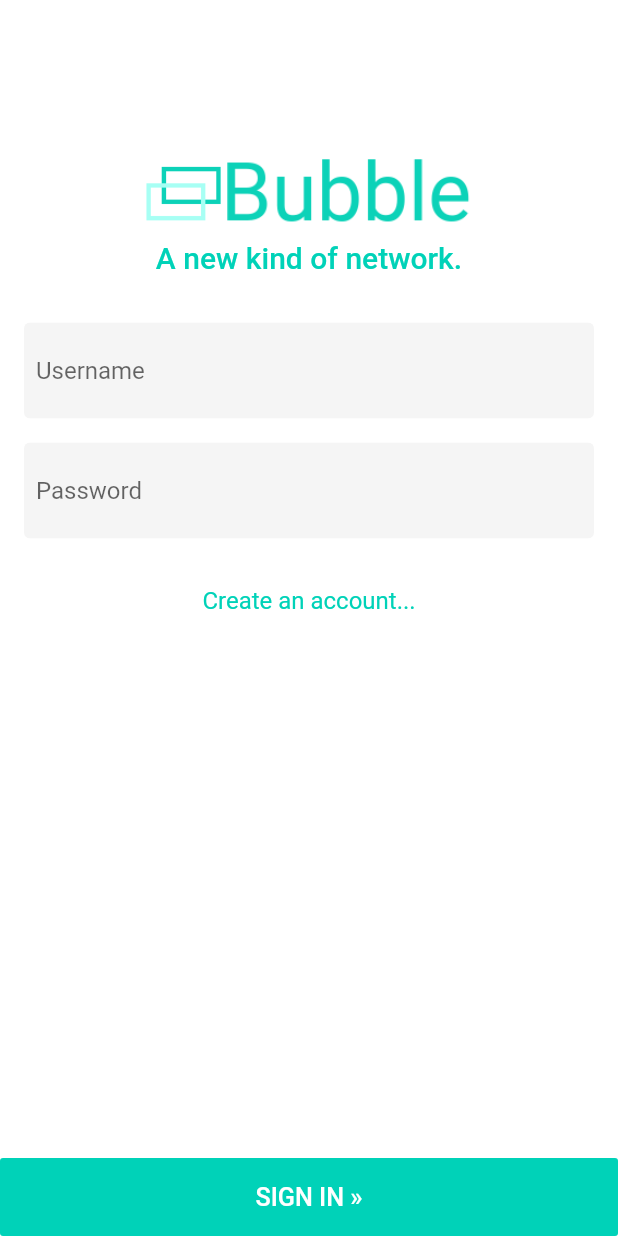
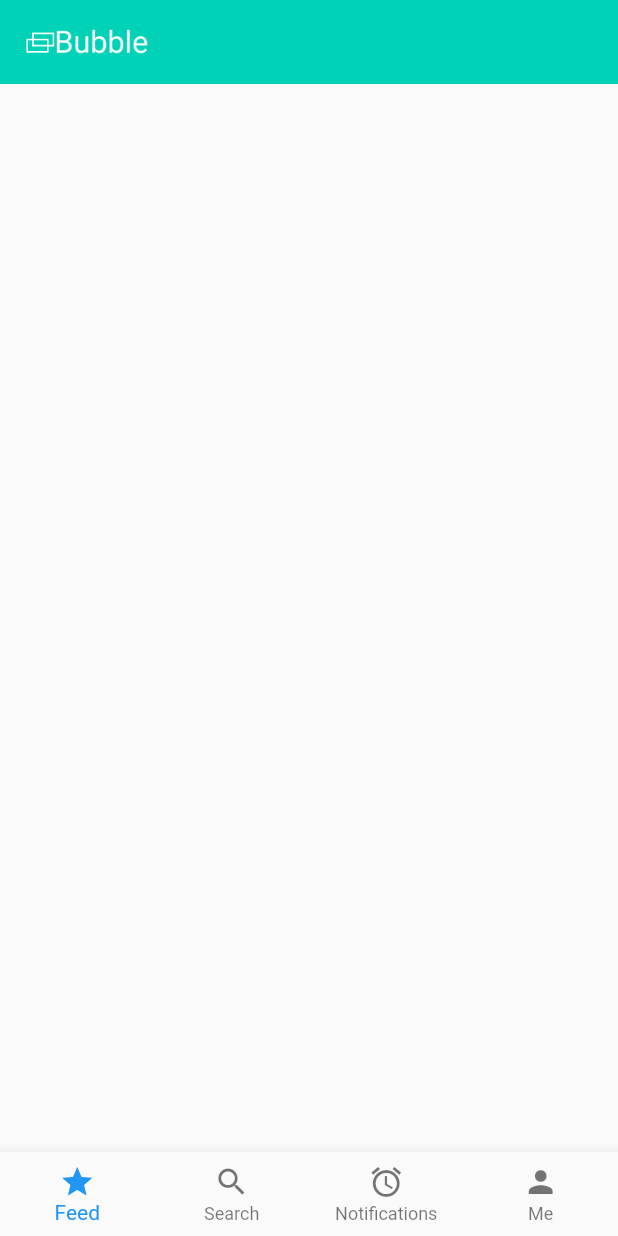
Before and after one commit to tanmay4osme/bubble, a Flutter app: the screen it shows after launch, on a phone screen of 412 x 824 dp. Run offline on Flutter 3.47's test engine with Material 2 defaults, Android fonts, the phone set to English and light mode, and no system bars; missing offline and left inert: angel_migration, angel_orm, angel_serialize; accounts and stored records are empty.

Commit message:
basic home

```diff
--- a/mobile/lib/src/widgets/bubble_app.dart
+++ b/mobile/lib/src/widgets/bubble_app.dart
@@ -1,4 +1,5 @@
 import 'package:flutter/material.dart';
+import 'bubble_home.dart';
 import 'gray_input.dart';
 
 class BubbleApp extends StatefulWidget {
@@ -14,7 +15,8 @@ class _BubbleAppState extends State<BubbleApp> {
         primaryColor: Color(0xff00d2b8),
       ),
       title: 'Bubble',
-      home: Builder(builder: (context) {
+      home: BubbleHome() ??
+          Builder(builder: (context) {
             return Scaffold(
               backgroundColor: Colors.white,
               body: Column(
--- /dev/null
+++ b/mobile/lib/src/widgets/bubble_home.dart
@@ -0,0 +1,39 @@
+import 'package:flutter/material.dart';
+
+class BubbleHome extends StatefulWidget {
+  @override
+  State createState() => _BubbleHomeState();
+}
+
+class _BubbleHomeState extends State<BubbleHome> {
+  @override
+  Widget build(BuildContext context) {
+    return Scaffold(
+      appBar: AppBar(
+        elevation: 0,
+        title: Image.asset('assets/logo_white.png', height: 24,),
+      ),
+      bottomNavigationBar: BottomNavigationBar(
+        type: BottomNavigationBarType.fixed,
+        items: [
+          BottomNavigationBarItem(
+            title: Text('Feed'),
+            icon: Icon(Icons.star),
+          ),
+          BottomNavigationBarItem(
+            title: Text('Search'),
+            icon: Icon(Icons.search),
+          ),
+          BottomNavigationBarItem(
+            title: Text('Notifications'),
+            icon: Icon(Icons.alarm),
+          ),
+          BottomNavigationBarItem(
+            title: Text('Me'),
+            icon: Icon(Icons.person),
+          ),
+        ],
+      ),
+    );
+  }
+}
--- a/mobile/pubspec.yaml
+++ b/mobile/pubspec.yaml
@@ -46,6 +46,7 @@ flutter:
   # To add assets to your application, add an assets section, like this:
   assets:
    - assets/logo.png
+   - assets/logo_white.png
   #  - images/a_dot_ham.jpeg
 
   # An image asset can refer to one or more resolution-specific "variants", see
```
Also changed, not shown: mobile/assets/logo_white.png (added), 1 other file. Lines whose indentation alone changed are shown as unchanged.
